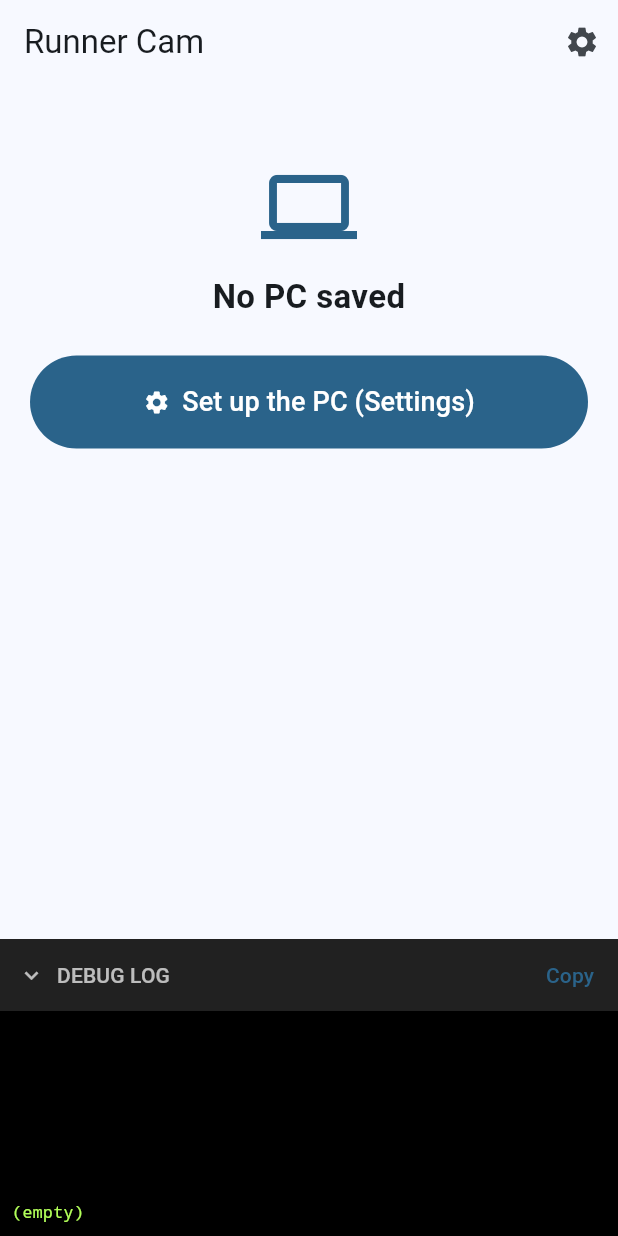
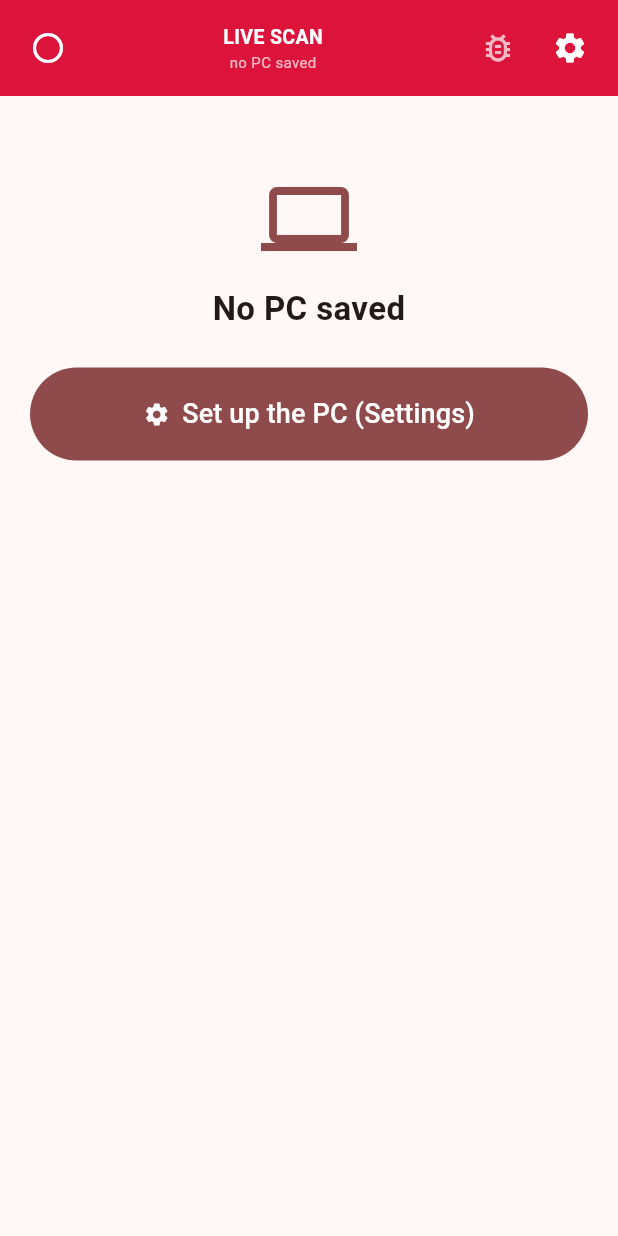
Before and after one commit to sudeshkharat-sys/flutter-ai-platform, a Flutter app: the screen it shows after launch, on a phone screen of 412 x 824 dp. Run offline on Flutter 3.47's test engine with Material 3 defaults, Android fonts, the phone set to English and light mode, and no system bars; our stand-ins replace camera, shared_preferences, wakelock_plus.

Commit message:
Runner Cam: inspection-app look (crimson header, round torch/zoom overlay, LIVE pill, bug-icon debug console overlay)
Co-Authored-By: Claude Sonnet 5.5 <noreply@anthropic.com>
Claude-Session: https://claude.ai/code/session_0118vMEcWLkDkg2ntnG5oLoF

```diff
--- a/camera_connector/app/lib/main.dart
+++ b/camera_connector/app/lib/main.dart
@@ -20,7 +20,7 @@ class ConnectorApp extends StatelessWidget {
   @override
   Widget build(BuildContext context) => MaterialApp(
         title: 'Runner Cam',
-        theme: ThemeData(colorSchemeSeed: const Color(0xFF0B6FA4), useMaterial3: true),
+        theme: ThemeData(colorSchemeSeed: const Color(0xFFDC143C), useMaterial3: true),
         home: const Home(),
       );
 }
@@ -171,7 +171,7 @@ class _HomeState extends State<Home> {
   int _inspFails = 0;
   DateTime _lastRetry = DateTime.fromMillisecondsSinceEpoch(0);
   bool _fullscreen = false;
-  bool _showLog = true;
+  bool _showLog = false; // debug console overlay (bug icon), like the inspection app
 
   Map<String, dynamic>? get _pc => cfg.pc;
   bool get _running => _s['running'] == true;
@@ -336,13 +336,38 @@ class _HomeState extends State<Home> {
       onTap: _torchTap,
       onDoubleTap: _torchDoubleTap,
       child: Container(
-        padding: const EdgeInsets.all(10),
+        width: 48,
+        height: 48,
         decoration: BoxDecoration(
+          color: on ? const Color(0xFFFFD700) : Colors.black54,
           shape: BoxShape.circle,
-          color: on ? Colors.orange.withOpacity(0.25) : Colors.white12,
-          border: _torchAlways ? Border.all(color: Colors.orange, width: 3) : null,
+          border: Border.all(
+            color: _torchAlways ? Colors.deepOrangeAccent : (on ? const Color(0xFFFFD700) : Colors.white30),
+            width: _torchAlways ? 3.5 : 1.5,
           ),
-        child: Icon(on ? Icons.flashlight_on : Icons.flashlight_off, color: on ? Colors.orange : Colors.white70),
+        ),
+        child: Icon(on ? Icons.flashlight_on : Icons.flashlight_off, color: on ? Colors.black : Colors.white, size: 24),
+      ),
+    );
+  }
+
+  Widget _zoomButton() {
+    final zoom = _zooms[cfg.zoomIdx];
+    final label = zoom == zoom.roundToDouble() ? zoom.toStringAsFixed(0) : zoom.toStringAsFixed(1);
+    final zoomed = zoom > 1.01;
+    return GestureDetector(
+      onTap: _cycleZoom,
+      child: Container(
+        width: 48,
+        height: 48,
+        decoration: BoxDecoration(
+          color: zoomed ? const Color(0xFFFFD700) : Colors.black54,
+          shape: BoxShape.circle,
+          border: Border.all(color: zoomed ? const Color(0xFFFFD700) : Colors.white30, width: 1.5),
+        ),
+        child: Center(
+          child: Text('${label}x', style: TextStyle(color: zoomed ? Colors.black : Colors.white, fontWeight: FontWeight.bold, fontSize: 13)),
+        ),
       ),
     );
   }
@@ -502,57 +527,107 @@ class _HomeState extends State<Home> {
     );
   }
 
-  Widget _controls() {
-    final zoom = _zooms[cfg.zoomIdx];
-    return Container(
-      color: Colors.black,
-      padding: const EdgeInsets.symmetric(vertical: 6, horizontal: 12),
-      child: Row(mainAxisAlignment: MainAxisAlignment.spaceBetween, children: [
-        _torchButton(),
-        FilledButton.tonal(onPressed: _cycleZoom, child: Text('${zoom == zoom.roundToDouble() ? zoom.toInt() : zoom}x')),
-        Text('${_s['fps'] ?? 0} fps  ${_s['size'] ?? ''}', style: const TextStyle(color: Colors.white54, fontSize: 11)),
-        IconButton(
+  Widget _liveStack() {
+    final fresh = DateTime.now().difference(_previewAt).inSeconds < 3;
+    return Stack(children: [
+      Positioned.fill(child: _pcView()),
+      Positioned(
+        top: 16,
+        left: 16,
+        child: Column(mainAxisSize: MainAxisSize.min, children: [_torchButton(), const SizedBox(height: 10), _zoomButton()]),
+      ),
+      Positioned(
+        top: 16,
+        right: 16,
+        child: Container(
+          padding: const EdgeInsets.symmetric(horizontal: 12, vertical: 6),
+          decoration: BoxDecoration(color: Colors.black.withOpacity(0.7), borderRadius: BorderRadius.circular(20)),
+          child: Row(mainAxisSize: MainAxisSize.min, children: [
+            Container(width: 8, height: 8, decoration: BoxDecoration(color: fresh ? const Color(0xFFDC143C) : Colors.grey, shape: BoxShape.circle)),
+            const SizedBox(width: 6),
+            Text(fresh ? 'LIVE' : 'NO SIGNAL',
+                style: const TextStyle(color: Colors.white, fontSize: 11, fontWeight: FontWeight.bold, letterSpacing: 0.5)),
+          ]),
+        ),
+      ),
+      Positioned(
+        bottom: 12,
+        left: 16,
+        child: Text('${_s['fps'] ?? 0} fps  ${_s['size'] ?? ''}', style: const TextStyle(color: Colors.white54, fontSize: 11)),
+      ),
+      Positioned(
+        bottom: 8,
+        right: 12,
+        child: IconButton(
           tooltip: _fullscreen ? 'Exit full screen' : 'Full screen',
           color: Colors.white70,
           onPressed: () => setState(() => _fullscreen = !_fullscreen),
           icon: Icon(_fullscreen ? Icons.fullscreen_exit : Icons.fullscreen),
         ),
-      ]),
-    );
-  }
-
-  Widget _logPanel() => Column(mainAxisSize: MainAxisSize.min, children: [
-        Container(
-          color: Colors.grey.shade900,
-          child: Row(children: [
-            TextButton.icon(
-              onPressed: () => setState(() => _showLog = !_showLog),
-              icon: Icon(_showLog ? Icons.expand_more : Icons.expand_less, color: Colors.white70),
-              label: const Text('DEBUG LOG', style: TextStyle(color: Colors.white70)),
       ),
-            const Spacer(),
+      if (_showLog)
+        Positioned(
+          bottom: 0,
+          left: 0,
+          right: 0,
+          height: MediaQuery.of(context).size.height * 0.8,
+          child: Container(
+            color: Colors.black.withOpacity(0.92),
+            padding: const EdgeInsets.all(10),
+            child: Column(crossAxisAlignment: CrossAxisAlignment.start, children: [
+              Row(mainAxisAlignment: MainAxisAlignment.spaceBetween, children: [
+                const Text('DEBUG CONSOLE', style: TextStyle(color: Colors.yellow, fontWeight: FontWeight.bold, fontSize: 14)),
                 TextButton(
                   onPressed: () {
                     Clipboard.setData(ClipboardData(text: _log));
                     ScaffoldMessenger.of(context).showSnackBar(const SnackBar(content: Text('log copied')));
                   },
-              child: const Text('Copy'),
+                  child: const Text('Copy', style: TextStyle(color: Colors.lightGreenAccent, fontSize: 12)),
+                ),
+              ]),
+              const Divider(color: Colors.white24),
+              Expanded(
+                child: SingleChildScrollView(
+                  reverse: true,
+                  child: SelectableText(_log.isEmpty ? '(empty)' : _log,
+                      style: const TextStyle(color: Colors.white, fontFamily: 'monospace', fontSize: 12, height: 1.3)),
+                ),
               ),
             ]),
           ),
-        if (_showLog)
-          Container(
-            color: Colors.black,
-            width: double.infinity,
-            padding: const EdgeInsets.all(8),
-            height: 150,
-            child: SingleChildScrollView(
-              reverse: true,
-              child: SelectableText(_log.isEmpty ? '(empty)' : _log,
-                  style: const TextStyle(color: Colors.lightGreenAccent, fontSize: 11, fontFamily: 'monospace')),
-            ),
         ),
     ]);
+  }
+
+  /// Crimson header like the inspection app: back, title + subtitle, bug (debug console), settings.
+  Widget _header(bool connected) {
+    final task = '${_insp['task'] ?? ''}';
+    final sub = connected ? 'PC: ${_pc?['name']}${task.isNotEmpty && task != 'null' ? '  ·  $task' : ''}' : (_pc == null ? 'no PC saved' : 'PC: ${_pc?['name']}');
+    return Container(
+      width: double.infinity,
+      padding: const EdgeInsets.symmetric(vertical: 8, horizontal: 8),
+      color: const Color(0xFFDC143C),
+      child: Row(children: [
+        IconButton(
+          icon: Icon(connected ? Icons.link_off : Icons.circle_outlined, color: Colors.white),
+          tooltip: 'Disconnect',
+          onPressed: connected ? _disconnect : null,
+        ),
+        Expanded(
+          child: Column(mainAxisSize: MainAxisSize.min, children: [
+            const Text('LIVE SCAN', style: TextStyle(color: Colors.white, fontSize: 13, fontWeight: FontWeight.bold)),
+            Text(sub, style: const TextStyle(color: Colors.white70, fontSize: 10)),
+          ]),
+        ),
+        IconButton(
+          icon: Icon(_showLog ? Icons.bug_report : Icons.bug_report_outlined, color: Colors.white70),
+          tooltip: 'Debug console',
+          onPressed: () => setState(() => _showLog = !_showLog),
+        ),
+        IconButton(icon: const Icon(Icons.settings, color: Colors.white), tooltip: 'Settings', onPressed: _openSettings),
+      ]),
+    );
+  }
 
   Widget _disconnected() {
     final pc = _pc;
@@ -589,38 +664,53 @@ class _HomeState extends State<Home> {
   Widget build(BuildContext context) {
     if (!_loaded) return const Scaffold(body: Center(child: CircularProgressIndicator()));
     final connected = _running && _pc != null;
-    if (connected && _fullscreen) {
     return Scaffold(
-        backgroundColor: Colors.black,
-        body: SafeArea(child: Column(children: [_banner(big: true), Expanded(child: _pcView()), _controls()])),
-      );
-    }
-    return Scaffold(
-      appBar: AppBar(
-        title: const Text('Runner Cam'),
-        actions: [
-          if (connected) IconButton(tooltip: 'Disconnect', onPressed: _disconnect, icon: const Icon(Icons.link_off)),
-          IconButton(tooltip: 'Settings', onPressed: _openSettings, icon: const Icon(Icons.settings)),
-        ],
-      ),
+      backgroundColor: connected ? Colors.black : null,
       body: SafeArea(
         child: Column(children: [
+          if (!(connected && _fullscreen)) _header(connected),
+          _bannerOrNothing(connected),
           Expanded(
             child: connected
-                ? Column(children: [
-                    _banner(),
-                    Expanded(child: _pcView()),
-                    _controls(),
-                    if (_msg.isNotEmpty)
-                      Container(width: double.infinity, color: Colors.black, padding: const EdgeInsets.fromLTRB(12, 0, 12, 4), child: Text(_msg, style: const TextStyle(color: Colors.white54, fontSize: 11))),
-                  ])
-                : _disconnected(),
+                ? _liveStack()
+                : Stack(children: [
+                    Positioned.fill(child: _disconnected()),
+                    if (_showLog) Positioned.fill(child: _logOverlay()),
+                  ]),
           ),
-          _logPanel(),
+          if (connected && _msg.isNotEmpty)
+            Container(width: double.infinity, color: Colors.black, padding: const EdgeInsets.fromLTRB(12, 2, 12, 4), child: Text(_msg, style: const TextStyle(color: Colors.white54, fontSize: 11))),
         ]),
       ),
     );
   }
+
+  Widget _bannerOrNothing(bool connected) => connected ? _banner(big: _fullscreen) : const SizedBox.shrink();
+
+  Widget _logOverlay() => Container(
+        color: Colors.black.withOpacity(0.92),
+        padding: const EdgeInsets.all(10),
+        child: Column(crossAxisAlignment: CrossAxisAlignment.start, children: [
+          Row(mainAxisAlignment: MainAxisAlignment.spaceBetween, children: [
+            const Text('DEBUG CONSOLE', style: TextStyle(color: Colors.yellow, fontWeight: FontWeight.bold, fontSize: 14)),
+            TextButton(
+              onPressed: () {
+                Clipboard.setData(ClipboardData(text: _log));
+                ScaffoldMessenger.of(context).showSnackBar(const SnackBar(content: Text('log copied')));
+              },
+              child: const Text('Copy', style: TextStyle(color: Colors.lightGreenAccent, fontSize: 12)),
+            ),
+          ]),
+          const Divider(color: Colors.white24),
+          Expanded(
+            child: SingleChildScrollView(
+              reverse: true,
+              child: SelectableText(_log.isEmpty ? '(empty)' : _log,
+                  style: const TextStyle(color: Colors.white, fontFamily: 'monospace', fontSize: 12, height: 1.3)),
+            ),
+          ),
+        ]),
+      );
 }
 
 /// Camera settings + saved PC. Pops `true` when something changed.
```
Lines whose indentation alone changed are shown as unchanged.
